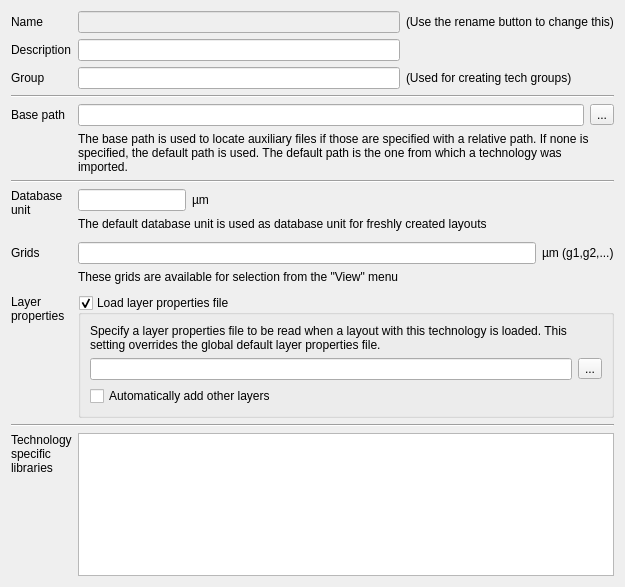
This is src/lay/lay/TechBaseEditorPage.ui in KLayout/klayout as Qt 5 draws it before an edit. The edited form follows.
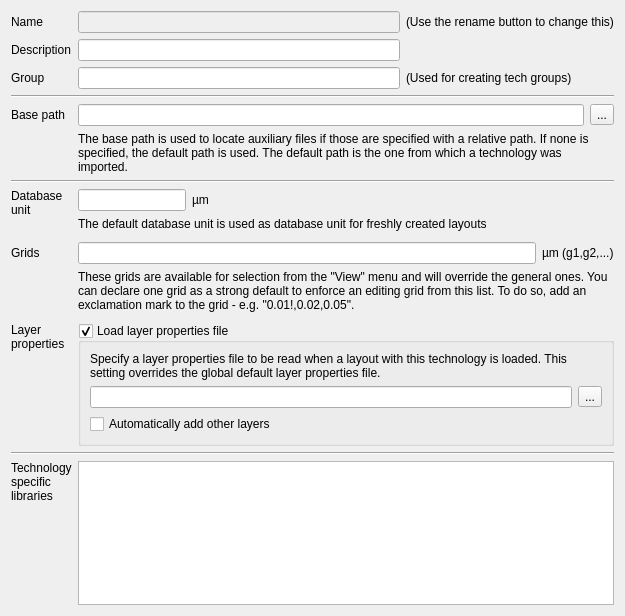
This is the edited form.

Commit message: Implemented fix for issue-1662 (Strong default grids)

```diff
--- a/src/lay/lay/TechBaseEditorPage.ui
+++ b/src/lay/lay/TechBaseEditorPage.ui
@@ -7,7 +7,7 @@
     <x>0</x>
     <y>0</y>
     <width>625</width>
-    <height>587</height>
+    <height>616</height>
    </rect>
   </property>
   <property name="windowTitle">
@@ -352,7 +352,10 @@
    <item row="11" column="1" colspan="3">
     <widget class="QLabel" name="label_15">
      <property name="text">
-      <string>These grids are available for selection from the &quot;View&quot; menu</string>
+      <string>These grids are available for selection from the &quot;View&quot; menu and will override the general ones. You can declare one grid as a strong default to enforce an editing grid from this list. To do so, add an exclamation mark to the grid - e.g. &quot;0.01!,0.02,0.05&quot;.</string>
+     </property>
+     <property name="wordWrap">
+      <bool>true</bool>
      </property>
     </widget>
    </item>
```
Left out of the diff: 3 changed lines with no effect on the pictures. The commit also changes 7 other files.
